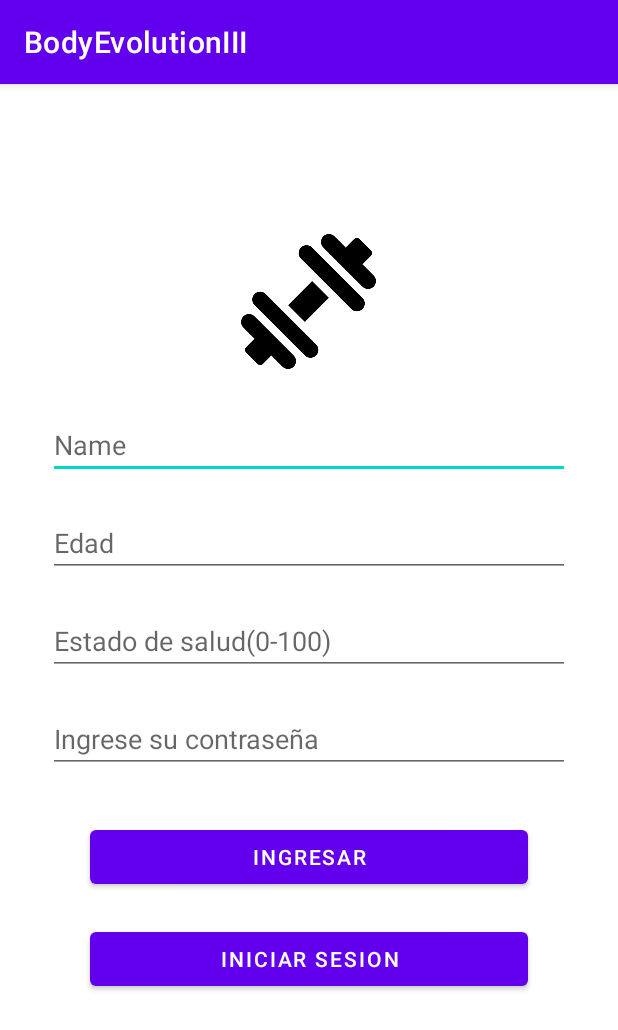
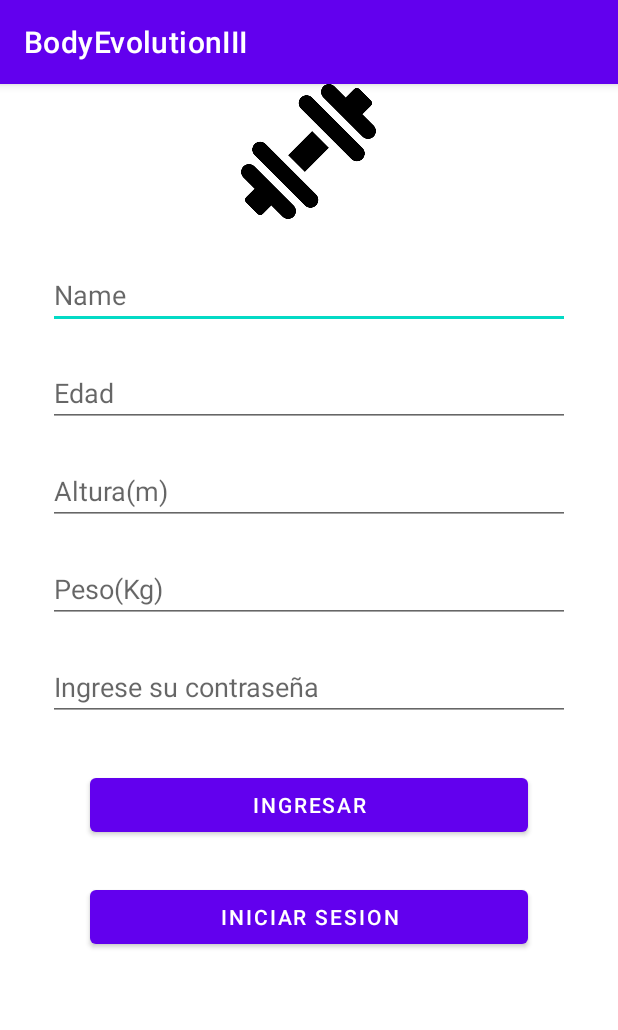
Before and after one commit to DanielDubon/BodyEvolutionIII, an Android app: the screen it shows after launch (SigninActivity), after a tap on "INGRESAR", on a phone screen of 412 x 824 dp. Shown: the top 1030 px of the screen. Run offline under Robolectric (Android 15) with nearby library versions, the phone set to English and light mode, and no system bars.

Commit message:
Cambios en inicio de sesion y en la ui

```diff
--- a/app/src/main/java/com/UI/SigninActivity.java
+++ b/app/src/main/java/com/UI/SigninActivity.java
@@ -5,6 +5,7 @@ package com.UI;
 
 
 import static Controller.Administrator.createRoutine;
+import static Controller.Administrator.processcheck;
 
 import android.content.ContentValues;
 import android.content.Intent;
@@ -23,7 +24,7 @@ import Model.User;
 
 public class SigninActivity extends AppCompatActivity {
 
-    private EditText etnombre, etedad, etestadosalud, etcontra;
+    private EditText etnombre, etedad, etaltura, etpeso,etcontra;
     public static ArrayList<Long> users = new ArrayList<>();
     public static User user;
 
@@ -34,8 +35,9 @@ public class SigninActivity extends AppCompatActivity {
         super.onCreate(savedInstanceState);
         setContentView(R.layout.activity_main);
         etnombre = findViewById(R.id.etnombre);
+        etpeso  = findViewById(R.id.etpeso);
         etedad = findViewById(R.id.etedad);
-        etestadosalud = findViewById(R.id.etestadosalud);
+        etaltura = findViewById(R.id.etaltura);
         etcontra = findViewById(R.id.etcontra);
 
         AdminSQLiteOpenHelper admin = new AdminSQLiteOpenHelper(this,"UsersBodyEvolution",null,1);
@@ -66,10 +68,11 @@ public class SigninActivity extends AppCompatActivity {
 
     public void SIGNIN(View view){
 
-        if (!(etedad.getText().toString().equals(""))|| !(etestadosalud.getText().toString().equals("")) || !(etestadosalud.getText().toString().equals("")) || !(etcontra.getText().toString().equals(""))) {
+        if (!(etedad.getText().toString().equals(""))|| !(etpeso.getText().toString().equals("")) || !(etaltura.getText().toString().equals("")) || !(etcontra.getText().toString().equals(""))) {
 
             int edad = Integer.parseInt(etedad.getText().toString());
-            int health = Integer.parseInt(etestadosalud.getText().toString());
+            float altura  = Float.parseFloat(String.valueOf(etaltura.getText()));
+            int peso = Integer.parseInt(String.valueOf(etpeso.getText()));
             String password = etcontra.getText().toString();
             String name = etnombre.getText().toString();
 
@@ -83,12 +86,16 @@ public class SigninActivity extends AppCompatActivity {
             registro.put("nombre",name);
             registro.put("edad",edad);
             registro.put("password",password);
-            registro.put("estadosalud",health);
+            user = new User(currentid,edad, 0, 1, 1, 0, name);
+            processcheck(user,peso,altura);
+            System.out.println("SALUD "+user.getHealth());
+            registro.put("estadosalud",user.getHealth());
 
             BaseDeDatos.insert("currentusers",null,registro);
             BaseDeDatos.close();
             etedad.setText("");
-            etestadosalud.setText("");
+            etpeso.setText("");
+            etaltura.setText("");
             etnombre.setText("");
             etcontra.setText("");
 
@@ -96,7 +103,7 @@ public class SigninActivity extends AppCompatActivity {
             toast.show();
 
 
-            user = new User(currentid,edad, health, 1, 1, 0, name);
+
             createRoutine(user);
             Intent intent = new Intent(this, MainMenu.class);
             startActivity(intent);
--- a/app/src/main/res/layout/activity_main.xml
+++ b/app/src/main/res/layout/activity_main.xml
@@ -10,7 +10,6 @@
         android:id="@+id/imageView2"
         android:layout_width="90dp"
         android:layout_height="90dp"
-        android:layout_marginTop="100dp"
         app:layout_constraintEnd_toEndOf="parent"
         app:layout_constraintHorizontal_bias="0.498"
         app:layout_constraintStart_toStartOf="parent"
@@ -51,20 +50,37 @@
         app:layout_constraintTop_toBottomOf="@+id/etnombre" />
 
     <EditText
-        android:id="@+id/etestadosalud"
+        android:id="@+id/etaltura"
         android:layout_width="match_parent"
         android:layout_height="wrap_content"
         android:layout_marginStart="32dp"
         android:layout_marginTop="20dp"
         android:layout_marginEnd="32dp"
         android:ems="10"
-        android:hint="Estado de salud(0-100)"
+        android:hint="Altura(m)"
         android:inputType="textPersonName"
         android:text=""
         app:layout_constraintEnd_toEndOf="parent"
         app:layout_constraintHorizontal_bias="0.0"
         app:layout_constraintStart_toStartOf="parent"
         app:layout_constraintTop_toBottomOf="@+id/etedad" />
+
+
+    <EditText
+        android:id="@+id/etpeso"
+        android:layout_width="match_parent"
+        android:layout_height="wrap_content"
+        android:layout_marginStart="32dp"
+        android:layout_marginTop="20dp"
+        android:layout_marginEnd="32dp"
+        android:ems="10"
+        android:hint="Peso(Kg)"
+        android:inputType="textPersonName"
+        android:text=""
+        app:layout_constraintEnd_toEndOf="parent"
+        app:layout_constraintHorizontal_bias="0.0"
+        app:layout_constraintStart_toStartOf="parent"
+        app:layout_constraintTop_toBottomOf="@+id/etaltura" />
 
     <EditText
         android:id="@+id/etcontra"
@@ -75,12 +91,12 @@
         android:layout_marginEnd="32dp"
         android:ems="10"
         android:hint="Ingrese su contraseña"
-        android:inputType="textPersonName"
+        android:inputType="textPassword"
         android:text=""
         app:layout_constraintEnd_toEndOf="parent"
         app:layout_constraintHorizontal_bias="0.0"
         app:layout_constraintStart_toStartOf="parent"
-        app:layout_constraintTop_toBottomOf="@+id/etestadosalud" />
+        app:layout_constraintTop_toBottomOf="@+id/etpeso" />
 
     <Button
         android:id="@+id/button"
@@ -100,13 +116,16 @@
         android:layout_width="match_parent"
         android:layout_height="wrap_content"
         android:layout_marginStart="60dp"
-        android:layout_marginTop="20dp"
+        android:layout_marginTop="10dp"
         android:layout_marginEnd="60dp"
         android:onClick="LOGIN"
         android:text="INICIAR SESION"
+        app:layout_constraintBottom_toBottomOf="parent"
         app:layout_constraintEnd_toEndOf="parent"
         app:layout_constraintHorizontal_bias="0.0"
         app:layout_constraintStart_toStartOf="parent"
-        app:layout_constraintTop_toBottomOf="@+id/button" />
+        app:layout_constraintTop_toBottomOf="@+id/button"
+        app:layout_constraintVertical_bias="0.082" />
+
 
 </androidx.constraintlayout.widget.ConstraintLayout>
```
